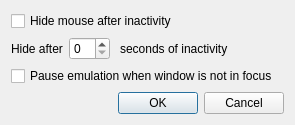
melonDS-emu/melonDS, file src/frontend/qt_sdl/InterfaceSettingsDialog.ui: the form before one commit.
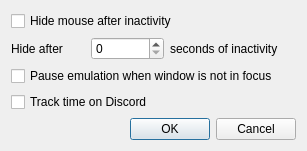
The form after the commit.

Commit message: Make tracking time on Discord configurable Properly handle events for Discord

```diff
--- a/src/frontend/qt_sdl/InterfaceSettingsDialog.ui
+++ b/src/frontend/qt_sdl/InterfaceSettingsDialog.ui
@@ -6,8 +6,8 @@
    <rect>
     <x>0</x>
     <y>0</y>
-    <width>262</width>
-    <height>113</height>
+    <width>285</width>
+    <height>143</height>
    </rect>
   </property>
   <property name="sizePolicy">
@@ -20,31 +20,14 @@
    <string>Interface settings - melonDS</string>
   </property>
   <layout class="QGridLayout" name="gridLayout">
-   <item row="1" column="0" alignment="Qt::AlignLeft">
-    <widget class="QLabel" name="label">
-     <property name="text">
-      <string>Hide after</string>
-     </property>
-    </widget>
-   </item>
-   <item row="2" column="0" colspan="4">
+   <item row="2" column="0" colspan="3">
     <widget class="QCheckBox" name="cbPauseLostFocus">
      <property name="text">
       <string>Pause emulation when window is not in focus</string>
      </property>
     </widget>
    </item>
-   <item row="0" column="0" colspan="5">
-    <widget class="QCheckBox" name="cbMouseHide">
-     <property name="text">
-      <string>Hide mouse after inactivity</string>
-     </property>
-    </widget>
-   </item>
-   <item row="1" column="1" alignment="Qt::AlignLeft">
-    <widget class="QSpinBox" name="spinMouseHideSeconds"/>
-   </item>
-   <item row="3" column="0" colspan="5">
+   <item row="6" column="0" colspan="6">
     <widget class="QDialogButtonBox" name="buttonBox">
      <property name="orientation">
       <enum>Qt::Horizontal</enum>
@@ -54,6 +37,30 @@
      </property>
     </widget>
    </item>
+   <item row="0" column="0" colspan="6">
+    <widget class="QCheckBox" name="cbMouseHide">
+     <property name="text">
+      <string>Hide mouse after inactivity</string>
+     </property>
+    </widget>
+   </item>
+   <item row="4" column="0" colspan="3">
+    <widget class="QCheckBox" name="cbDiscordTrackTime">
+     <property name="text">
+      <string>Track time on Discord</string>
+     </property>
+    </widget>
+   </item>
+   <item row="1" column="0" alignment="Qt::AlignLeft">
+    <widget class="QLabel" name="label">
+     <property name="text">
+      <string>Hide after</string>
+     </property>
+    </widget>
+   </item>
+   <item row="1" column="1">
+    <widget class="QSpinBox" name="spinMouseHideSeconds"/>
+   </item>
    <item row="1" column="2">
     <widget class="QLabel" name="label_2">
      <property name="text">
```
The commit also changes 7 other files.
